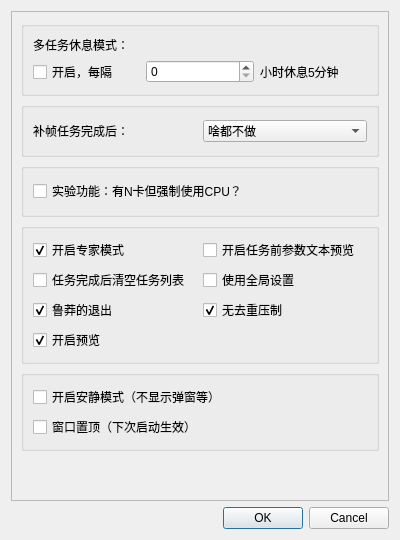
Before: the Qt Designer form Utils/SVFI_preference.ui in 100wman/RIFE_GUI, drawn with Qt 5.
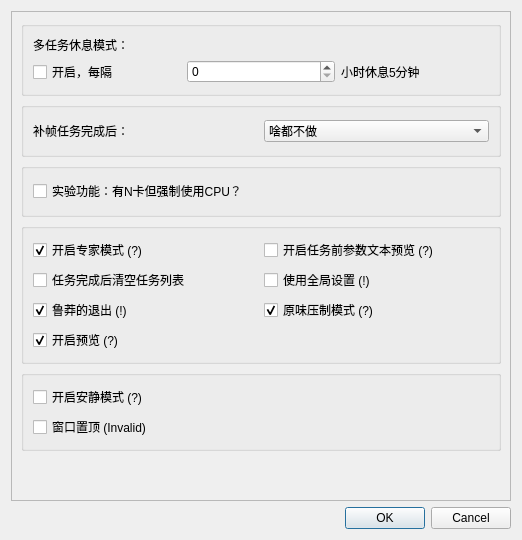
After: the same form once the commit is applied. Custom widgets are drawn as their Qt base class.

Commit message: SVFI 3.8.6-alpha     - Modify Resampling Algorithm by assigning opencv: area, ffmpeg: bicubic     - Optimize Code Structure by minimizing public members of functions     - Add Task Complete Progress Sanity Check     - Optimize Preview Title     - Optimize documentation for Preference Menu

Diff of the .ui file:
```diff
--- a/Utils/SVFI_preference.ui
+++ b/Utils/SVFI_preference.ui
@@ -6,19 +6,19 @@
    <rect>
     <x>0</x>
     <y>0</y>
-    <width>400</width>
+    <width>519</width>
     <height>540</height>
    </rect>
   </property>
   <property name="minimumSize">
    <size>
-    <width>400</width>
-    <height>300</height>
+    <width>0</width>
+    <height>0</height>
    </size>
   </property>
   <property name="maximumSize">
    <size>
-    <width>600</width>
+    <width>23351</width>
     <height>23351</height>
    </size>
   </property>
@@ -36,10 +36,16 @@
      </property>
      <property name="minimumSize">
       <size>
-       <width>300</width>
-       <height>300</height>
+       <width>500</width>
+       <height>400</height>
       </size>
      </property>
+     <property name="horizontalScrollBarPolicy">
+      <enum>Qt::ScrollBarAlwaysOff</enum>
+     </property>
+     <property name="sizeAdjustPolicy">
+      <enum>QAbstractScrollArea::AdjustToContents</enum>
+     </property>
      <property name="widgetResizable">
       <bool>true</bool>
      </property>
@@ -48,7 +54,7 @@
        <rect>
         <x>0</x>
         <y>0</y>
-        <width>380</width>
+        <width>499</width>
         <height>491</height>
        </rect>
       </property>
@@ -162,7 +168,7 @@
           <item row="2" column="0">
            <widget class="QCheckBox" name="ExpertModeChecker">
             <property name="text">
-             <string>开启专家模式</string>
+             <string>开启专家模式 (?)</string>
             </property>
             <property name="checked">
              <bool>true</bool>
@@ -172,14 +178,14 @@
           <item row="3" column="1">
            <widget class="QCheckBox" name="UseGlobalSettingsChecker">
             <property name="text">
-             <string>使用全局设置</string>
+             <string>使用全局设置 (!)</string>
             </property>
            </widget>
           </item>
           <item row="4" column="1">
            <widget class="QCheckBox" name="DisableDedupRenderChecker">
             <property name="text">
-             <string>无去重压制</string>
+             <string>原味压制模式 (?)</string>
             </property>
             <property name="checked">
              <bool>true</bool>
@@ -189,7 +195,7 @@
           <item row="4" column="0">
            <widget class="QCheckBox" name="RudeExitModeChecker">
             <property name="text">
-             <string>鲁莽的退出</string>
+             <string>鲁莽的退出 (!)</string>
             </property>
             <property name="checked">
              <bool>true</bool>
@@ -209,7 +215,7 @@
           <item row="2" column="1">
            <widget class="QCheckBox" name="PreviewArgsModeChecker">
             <property name="text">
-             <string>开启任务前参数文本预览</string>
+             <string>开启任务前参数文本预览 (?)</string>
             </property>
             <property name="checked">
              <bool>false</bool>
@@ -219,7 +225,7 @@
           <item row="5" column="0">
            <widget class="QCheckBox" name="PreviewVfiChecker">
             <property name="text">
-             <string>开启预览</string>
+             <string>开启预览 (?)</string>
             </property>
             <property name="checked">
              <bool>true</bool>
@@ -238,7 +244,7 @@
           <item row="0" column="0">
            <widget class="QCheckBox" name="QuietModeChecker">
             <property name="text">
-             <string>开启安静模式（不显示弹窗等）</string>
+             <string>开启安静模式 (?)</string>
             </property>
             <property name="checked">
              <bool>false</bool>
@@ -248,7 +254,7 @@
           <item row="1" column="0">
            <widget class="QCheckBox" name="WinOnTopChecker">
             <property name="text">
-             <string>窗口置顶（下次启动生效）</string>
+             <string>窗口置顶 (Invalid)</string>
             </property>
            </widget>
           </item>
```
Left out of the diff: 41 changed lines with no effect on the pictures. The commit also changes 9 other files.
